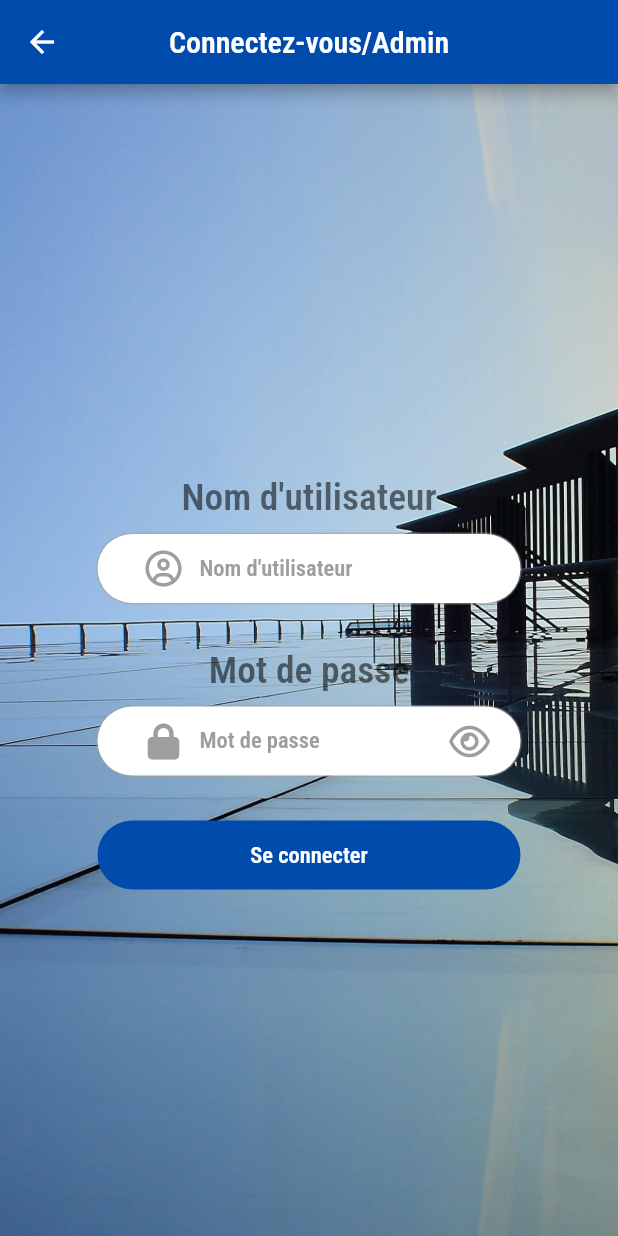
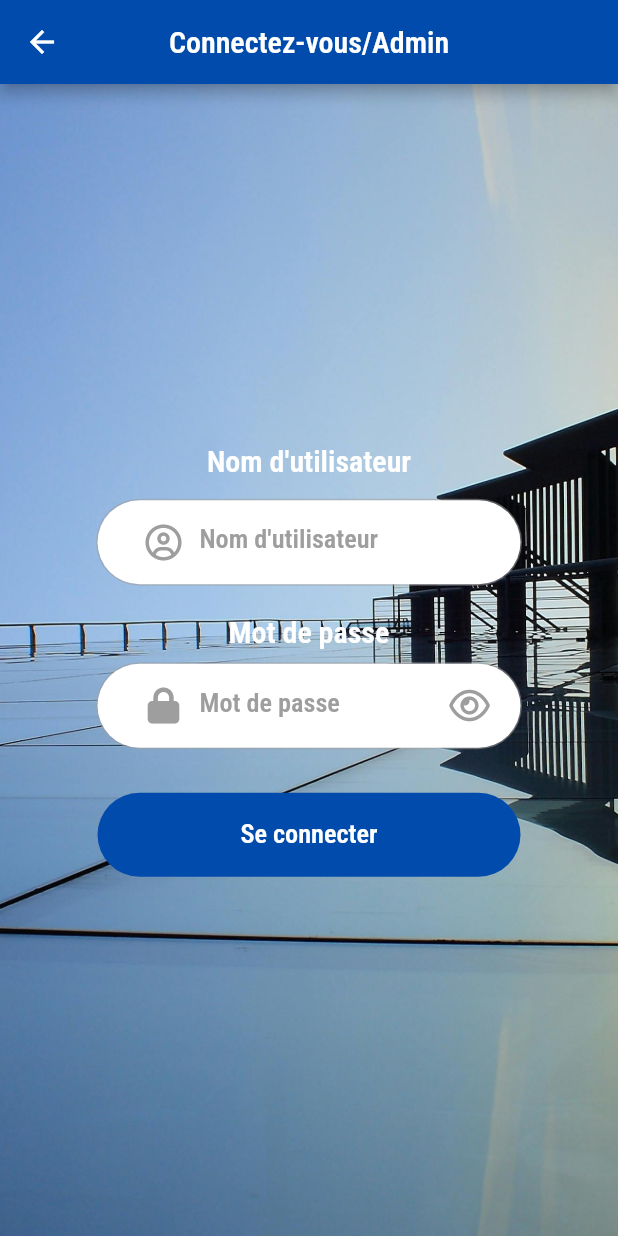
Before and after one commit to quantdev01/packet-management, a Flutter app: the AdminLoginMobile screen opened directly, on a phone screen of 412 x 824 dp. Run offline on Flutter 3.47's test engine with Material 3 defaults, Android fonts, the light colour scheme and no system bars; our stand-ins replace cloud_firestore, firebase_core, font_awesome_flutter, get_storage, pdf, printing and 1 more; accounts and stored records are empty.

Commit message:
Final touches

```diff
--- a/lib/screens/admin_login_mobile.dart
+++ b/lib/screens/admin_login_mobile.dart
@@ -31,8 +31,8 @@ class _AdminLoginMobileState extends State<AdminLoginMobile> {
           Text(
             hintText,
             style: const TextStyle(
-              fontSize: 25,
-              color: Colors.black54,
+              fontSize: 20,
+              color: Colors.white,
             ),
           ),
           const SizedBox(height: 10),
@@ -120,8 +120,6 @@ class _AdminLoginMobileState extends State<AdminLoginMobile> {
               child: Column(
                 mainAxisAlignment: MainAxisAlignment.center,
                 children: [
-                  // title('Se connecter/Admin'),
-                  const SizedBox(height: 30),
                   myTextField(
                     hintText: 'Nom d\'utilisateur',
                     icon: FontAwesomeIcons.circleUser,
@@ -131,8 +129,7 @@ class _AdminLoginMobileState extends State<AdminLoginMobile> {
                     textSize: kSizeTextBoxMobile,
                     controller: controllerUsername,
                   ),
-                  const SizedBox(height: 30),
-
+                  const SizedBox(height: 20),
                   myTextFieldPassword(
                     controller: controllerPassword,
                     height: kBoxHeightMobile,
--- a/lib/utils/constant.dart
+++ b/lib/utils/constant.dart
@@ -13,7 +13,7 @@ kTextStyleButtons(
     );
 const kSizeTextBox = 20.0;
 const kSizeNormalText = 35.0;
-const kSizeTextBoxMobile = kSizeTextBox - 5.0;
+const kSizeTextBoxMobile = kSizeTextBox - 2.5;
 const kTextStyleNormal = TextStyle(
   fontSize: 25,
   color: Colors.black87,
@@ -39,7 +39,7 @@ const double kSizedBoxHeight = 20;
 
 const double kBoxHeight = 86 - 10;
 const double kBoxWidht = 492 - 10;
-const double kBoxHeightMobile = kBoxHeight - 30;
+const double kBoxHeightMobile = kBoxHeight - 20;
 const double kBoxWidhtMobile = kBoxWidht - 200;
 
 const String kBackgroundImage = 'assets/images/background1.jpg';
--- a/lib/widgets/widgets.dart
+++ b/lib/widgets/widgets.dart
@@ -63,11 +63,11 @@ Widget myTextField({
       Text(
         hintText,
         style: const TextStyle(
-          fontSize: 25,
-          color: Colors.black54,
+          fontSize: 20,
+          color: kWhiteColor,
         ),
       ),
-      const SizedBox(height: 10),
+      const SizedBox(height: 15),
       Container(
         height: height,
         width: width,
```
